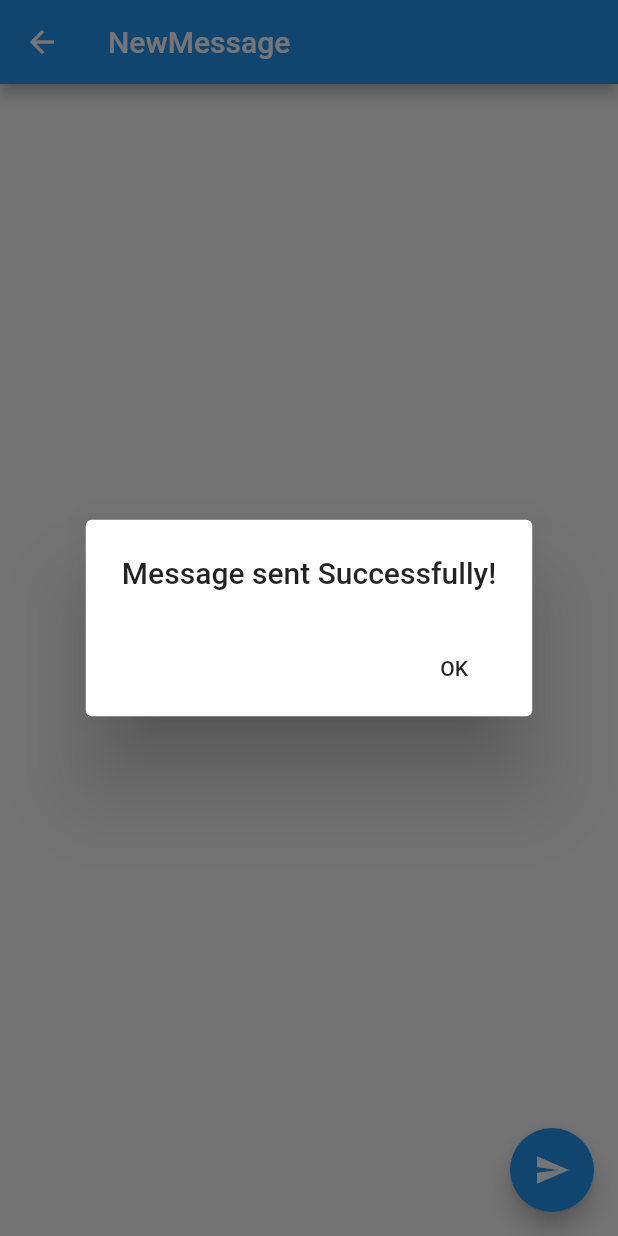
After one commit to rlatjdyd7942/message_to_stranger, a Flutter app: the NewMessagePage screen opened directly, after a tap on the "send" icon, on a phone screen of 412 x 824 dp. The commit adds this screen. Run offline on Flutter 3.47's test engine with Material 2 defaults, Android fonts, the phone set to English and light mode, and no system bars; our stand-ins replace cloud_firestore, firebase_auth, flutter_signin_button, google_sign_in, shared_preferences; accounts and stored records are empty; statements that could not run were skipped.

Commit message:
작업 중 2

```diff
--- a/lib/Auth.dart
+++ b/lib/Auth.dart
@@ -1,7 +1,5 @@
 import 'package:firebase_auth/firebase_auth.dart';
 import 'package:google_sign_in/google_sign_in.dart';
-import 'package:cloud_firestore/cloud_firestore.dart';
-import 'package:rxdart/rxdart.dart';
 
 class Auth {
   final FirebaseAuth _auth = FirebaseAuth.instance;
--- /dev/null
+++ b/lib/pages/NewMessagePage.dart
@@ -0,0 +1,61 @@
+import 'package:flutter/material.dart';
+import '../MessageManager.dart';
+
+class NewMessagePage extends StatelessWidget {
+  final MessageManager messageManager;
+  final TextEditingController textEditingController = TextEditingController();
+
+  NewMessagePage({this.messageManager});
+
+  @override
+  Widget build(BuildContext context) {
+    return new Scaffold(
+      appBar: AppBar(
+        title: Text('NewMessage'),
+      ),
+      body: Column(
+        children: <Widget>[
+          Expanded(
+            child: TextField(
+              controller: textEditingController,
+              keyboardType: TextInputType.multiline,
+              maxLines: null,
+              decoration: InputDecoration(
+                border: InputBorder.none
+              ),
+            ),
+          ),
+        ],
+      ),
+      floatingActionButton: FloatingActionButton(
+        onPressed: () async {
+          await messageManager.sendToRandom(textEditingController.text);
+          await showDialog(
+            context: context,
+            builder: (BuildContext context) {
+              return AlertDialog(
+                title: new Text ("Message sent Successfully!"),
+                actions: <Widget>[
+                  new FlatButton(
+                    child: new Text("OK"),
+                    onPressed: () {
+                      Navigator.pop(context);
+                    }
+                  )
+                ]
+              );
+            }
+          ).then((v) {
+            Navigator.pop(context);
+          });
+        },
+        tooltip: 'Send Message',
+        child: Icon(Icons.send),
+      ),
+    );
+  }
+
+  void _sendMessage() {
+    messageManager.sendToRandom(textEditingController.text);
+  }
+}
--- a/pubspec.yaml
+++ b/pubspec.yaml
@@ -17,11 +17,11 @@ environment:
   sdk: ">=2.1.0 <3.0.0"
 
 dependencies:
+  uuid: 2.0.1
+  intl: 0.15.8
+
   flutter:
     sdk: flutter
-
-  # The following adds the Cupertino Icons font to your application.
-  # Use with the CupertinoIcons class for iOS style icons.
   cupertino_icons: ^0.1.2
   shared_preferences: ^0.5.3
 
```
Also changed, not shown: lib/Message.dart (+58 -7 lines), lib/MessageManager.dart (+45 -6 lines), lib/SignManager.dart (+14 -6 lines), lib/main.dart (+0 -10 lines), lib/pages/AuthPage.dart (+9 -4 lines), lib/pages/MessageListPage.dart (added, +92 -0 lines), lib/pages/MessagePage.dart (added, +68 -0 lines).
